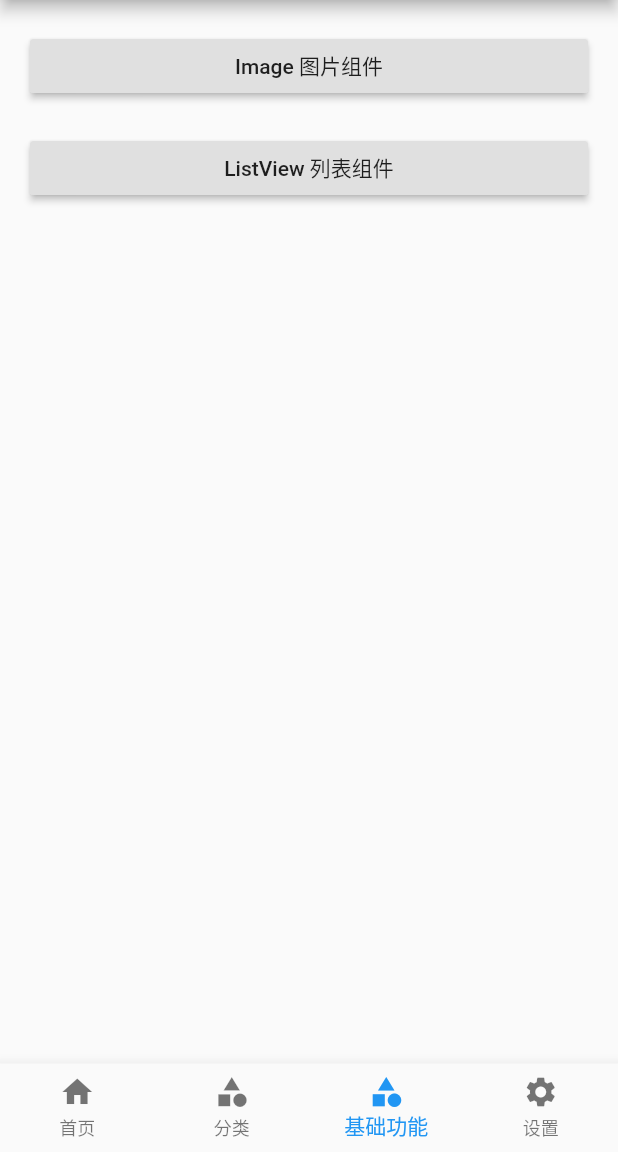
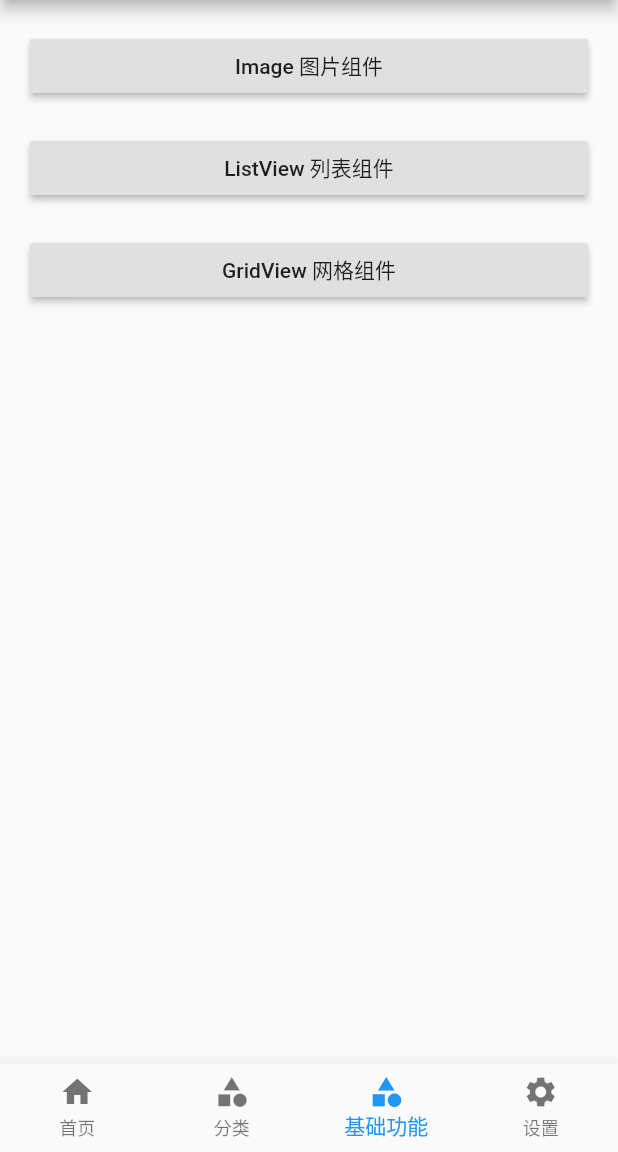
Before and after one commit to VIOOOO/FlutterDemoMo, a Flutter app: the screen it shows after launch, item 3 of the bottom bar chosen, on a phone screen of 412 x 824 dp, the part 84-1236 px from its top. Run offline on Flutter 3.47's test engine with Material 2 defaults, Android fonts, the light colour scheme and no system bars.

Commit message:
flutter GridView组件 网格布局 以及动态GridView

```diff
--- /dev/null
+++ b/lib/pages/BasicFunctions/GridViewPage/read.txt
@@ -0,0 +1,4 @@
+flutter GridView组件 网格布局 以及动态GridView
+
+
+网格布局 GridView
--- a/lib/pages/tabs/BasicFuns.dart
+++ b/lib/pages/tabs/BasicFuns.dart
@@ -34,13 +34,13 @@ class _BasicFunsPageState extends State<BasicFunsPage> {
               },
             ),
             SizedBox(height: 20),
-            // RaisedButton(
-            //   child: Text("GridView 网格组件"),
-            //   onPressed: () {
-            //     Navigator.pushNamed(context, '/gridView');
-            //   },
-            // ),
-            // SizedBox(height: 20),
+            RaisedButton(
+              child: Text("GridView 网格组件"),
+              onPressed: () {
+                Navigator.pushNamed(context, '/gridView');
+              },
+            ),
+            SizedBox(height: 20),
           ],
         ),
       ),
--- a/lib/routes/Routes.dart
+++ b/lib/routes/Routes.dart
@@ -20,9 +20,7 @@ import '../pages/BasicFunctions/ListViewPage/ListViewDemoVertical.dart';
 import '../pages/BasicFunctions/ListViewPage/ListViewDemoDynamic.dart';
 import '../pages/BasicFunctions/ListViewPage/ListViewDemoRefresh.dart';
 import '../pages/BasicFunctions/ListViewPage/ListViewDemoAccordion.dart';
-// import '../pages/BasicFunctions//GridViewPage/GridView.dart';
-// import '../pages/BasicFunctions//GridViewPage/GridViewDemo.dart';
-// import '../pages/BasicFunctions//GridViewPage/GridViewDemoAccordion.dart';
+import '../pages/BasicFunctions//GridViewPage/GridView.dart';
 
 // 配置命名路由
 final routes = {
@@ -54,13 +52,8 @@ final routes = {
   '/listViewDemoDynamic': (context) => ListViewDemoDynamic(),
   // 多级展开列表 手风琴
   '/listViewDemoAccordion': (context) => ListViewDemoAccordion(),
-  // // 网格布局
-  // '/gridView': (context) => GridViewPage(),
-  // // 网格组件 基本类型
-  // '/gridViewDemo': (context) => GridViewDemo(),
-  // // 网格布局 多种类型类型  简单类型 复杂多级列表
-  // '/gridViewDemoAccordion': (context) => GridViewDemoAccordion(),
-
+  // 网格布局
+  '/gridView': (context) => GridViewPage(),
 };
 
 //  固定路由写法
```
Also changed, not shown: lib/pages/BasicFunctions/GridViewPage/GridView.dart (added, +70 -0 lines), 1 other file.
